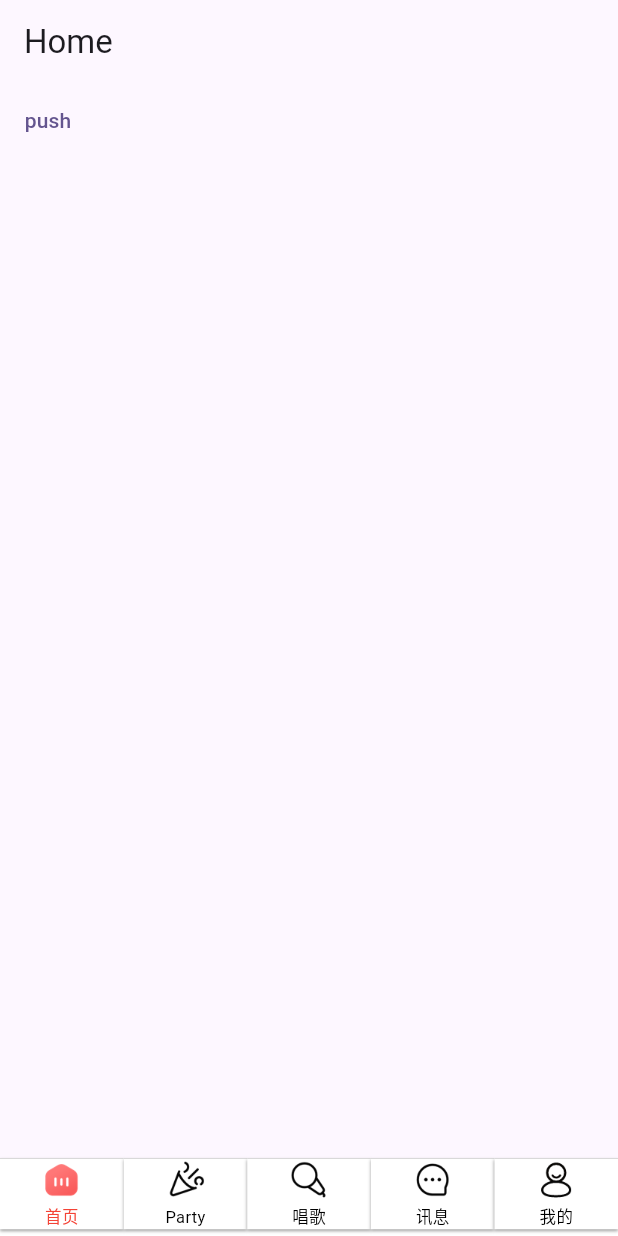
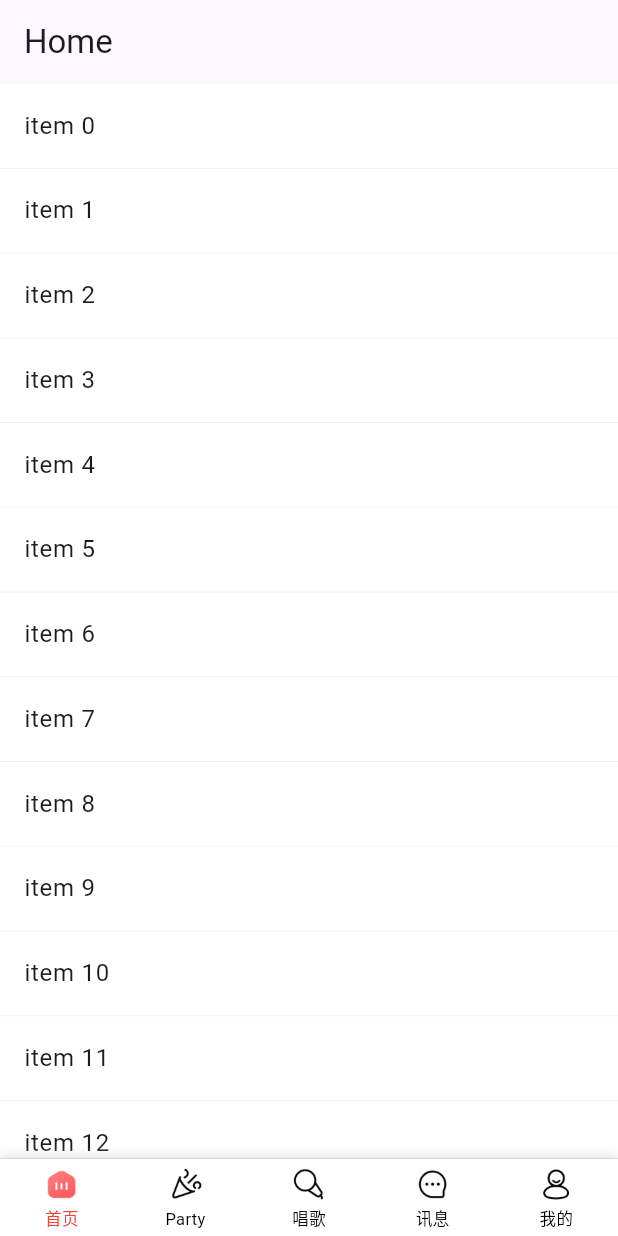
Before and after one commit to Andqiu/fn, a Flutter app: the screen it shows after launch, on a phone screen of 412 x 824 dp. Run offline on Flutter 3.47's test engine with Material 3 defaults, Android fonts, the phone set to English and light mode, and no system bars; our stand-ins replace go_router.

Commit message:
两个页面通过通过构造函数共享一个实例，改变数据两个页面都刷新

```diff
--- /dev/null
+++ b/devtools_options.yaml
@@ -0,0 +1 @@
+extensions:
--- /dev/null
+++ b/lib/base_page.dart
@@ -0,0 +1,29 @@
+import 'package:flutter/material.dart';
+
+class BasePage extends StatefulWidget {
+  const BasePage({super.key});
+
+  @override
+  State<BasePage> createState() => BasePageState();
+}
+
+class BasePageState<T extends BasePage> extends State<T> {
+  @override
+  Widget build(BuildContext context) {
+    return Scaffold(
+      appBar: buildAppBar(context),
+      body: Container(
+        color: const Color(0xF2F2F2FF),
+        child: buildBody(context),
+      ),
+    );
+  }
+
+  AppBar? buildAppBar(BuildContext context) {
+    return AppBar(title: const Text("Home"));
+  }
+
+  Widget? buildBody(BuildContext context) {
+    return null;
+  }
+}
--- a/lib/custom_tab_bar.dart
+++ b/lib/custom_tab_bar.dart
@@ -1,4 +1,3 @@
-import 'package:flutter/material.dart';
 import 'package:flutter/material.dart';
 
 class CustomTabBar extends StatefulWidget {
@@ -23,8 +22,23 @@ class _CustomTabBarState extends State<CustomTabBar> {
     return Container(
         height: 52 + bottomSafeAreaHeight,
         color: Colors.white,
+        child: Container(
+          decoration: BoxDecoration(
+            color: Colors.white,
+            border: Border(
+              top: BorderSide(color: Colors.black.withOpacity(0.2), width: 0.5),
+            ),
+            boxShadow: const [
+              BoxShadow(
+                color: Color(0xFFD6D6D6),
+                offset: Offset(0.0, 0.1), // 设置阴影偏移的位置
+                blurRadius: 6.0, // 设置阴影的模糊程度
+              ),
+            ],
+          ),
           child: Column(
             children: [
+              const SizedBox(height: 5),
               Row(
                 mainAxisAlignment: MainAxisAlignment.center,
                 children: widget.items
@@ -37,21 +51,7 @@ class _CustomTabBarState extends State<CustomTabBar> {
                             widget.onTap(index);
                           },
                           child: Container(
-                          decoration: BoxDecoration(
                             color: Colors.white,
-                            border: Border(
-                              top: BorderSide(
-                                  color: Colors.black.withOpacity(0.2),
-                                  width: 0.5),
-                            ),
-                            boxShadow: const [
-                              BoxShadow(
-                                color: Colors.grey,
-                                offset: Offset(0.0, 1.0), // 设置阴影偏移的位置
-                                blurRadius: 1.0, // 设置阴影的模糊程度
-                              ),
-                            ],
-                          ),
                             child: Center(
                               child: CustomTabBarItem(
                                   stateData: e.value,
@@ -67,6 +67,7 @@ class _CustomTabBarState extends State<CustomTabBar> {
                 child: null,
               )
             ],
+          ),
         ));
   }
 }
@@ -83,6 +84,8 @@ class CustomTabBarItem extends StatelessWidget {
       mainAxisAlignment: MainAxisAlignment.center,
       children: [
         Image(
+            width: 24,
+            height: 24,
             image: AssetImage(
                 isSelected ? stateData.selecteImageName : stateData.imageName)),
         const SizedBox(height: 3),
--- a/lib/home_page.dart
+++ b/lib/home_page.dart
@@ -1,26 +1,66 @@
 import 'package:flutter/material.dart';
+import 'package:flutter_application_2/base_page.dart';
 import 'package:go_router/go_router.dart';
 
-class HomePage extends StatefulWidget {
-  HomePage({Key? key}) : super(key: key);
+class HomePage extends BasePage {
+  const HomePage({Key? key}) : super(key: key);
 
   @override
   State<HomePage> createState() => _HomePageState();
 }
 
-class _HomePageState extends State<HomePage> {
-  void _onTap() {
-    GoRouter.of(context).push('/detail');
+class _HomePageState extends BasePageState<HomePage> {
+  final List<ItemModel> list =
+      List.generate(100, (index) => ItemModel(name: "item $index"));
+
+  @override
+  AppBar? buildAppBar(BuildContext context) {
+    return AppBar(title: const Text("Home"));
   }
 
   @override
-  Widget build(BuildContext context) {
-    return Scaffold(
-      appBar: AppBar(title: const Text("Home")),
-      body: TextButton(
-        onPressed: _onTap,
-        child: const Text("push"),
-      ),
-    );
+  Widget? buildBody(BuildContext context) {
+    return ListView.separated(
+        itemBuilder: (context, index) {
+          ItemModel item = list[index];
+          return GestureDetector(
+            onTapUp: (details) {
+              GoRouter.of(context).push("/detail",
+                  extra: ItemCallBack(
+                      itemData: item,
+                      callBack: () {
+                        setState(() {
+                          print(11);
+                        });
+                      }));
+            },
+            child: Container(
+              color: Colors.white,
+              child: ListTile(
+                selectedColor: Colors.green,
+                title: Text(item.name ?? ""),
+              ),
+            ),
+          );
+        },
+        separatorBuilder: (context, index) {
+          return Container(
+            color: Colors.grey.withOpacity(0.1),
+            height: 0.5,
+          );
+        },
+        itemCount: list.length);
   }
 }
+
+class ItemModel {
+  String? name;
+
+  ItemModel({this.name});
+}
+
+class ItemCallBack {
+  final ItemModel? itemData;
+  final Function()? callBack;
+  ItemCallBack({this.itemData, this.callBack});
+}
--- a/lib/main.dart
+++ b/lib/main.dart
@@ -15,7 +15,7 @@ class MyApp extends StatelessWidget {
       debugShowCheckedModeBanner: false,
       theme: ThemeData(
         highlightColor: Colors.transparent,
-        splashFactory: NoSplash.splashFactory,
+        splashFactory: NoSplash.splashFactory, // 全局隐藏水波纹效果
         colorScheme: ColorScheme.fromSeed(
             seedColor: const Color.fromARGB(255, 203, 195, 218)),
         useMaterial3: true,
--- a/lib/router_config.dart
+++ b/lib/router_config.dart
@@ -21,7 +21,7 @@ final router = GoRouter(
             StatefulShellBranch(navigatorKey: _sectionNavigatorKey, routes: [
               GoRoute(
                 path: "/home",
-                builder: (context, state) => HomePage(),
+                builder: (context, state) => const HomePage(),
               ),
             ]),
             StatefulShellBranch(routes: [
@@ -39,6 +39,11 @@ final router = GoRouter(
           ]),
       GoRoute(
         path: "/detail",
-        builder: (context, state) => const DetailPage(),
+        builder: (context, state) {
+          ItemCallBack item = state.extra as ItemCallBack;
+          return DetailPage(
+            callBack: item,
+          );
+        },
       )
     ]);
--- a/pubspec.yaml
+++ b/pubspec.yaml
@@ -36,6 +36,7 @@ dependencies:
   # Use with the CupertinoIcons class for iOS style icons.
   cupertino_icons: ^1.0.2
   go_router: ^13.0.1
+  provider: ^6.1.1
 
 dev_dependencies:
   flutter_test:
```
Also changed, not shown: lib/detail_page.dart (+31 -7 lines), pubspec.lock. Lines whose indentation alone changed are shown as unchanged.
